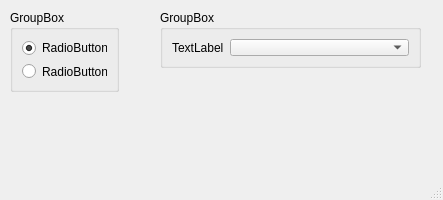
First picture: the form in Qt_programming/04-Widgets/widgets/mainwindow.ui, repository BOSS-OIOKTPP/Homeworks_Netology_C_plus_plus, before the edit.
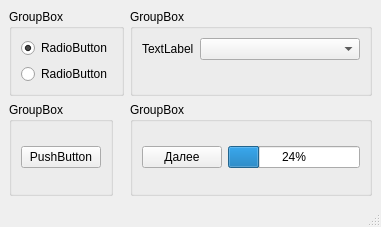
Second picture: the form after the edit.

What changed in the file:
```diff
--- a/Qt_programming/04-Widgets/widgets/mainwindow.ui
+++ b/Qt_programming/04-Widgets/widgets/mainwindow.ui
@@ -6,23 +6,17 @@
    <rect>
     <x>0</x>
     <y>0</y>
-    <width>443</width>
-    <height>200</height>
+    <width>352</width>
+    <height>227</height>
    </rect>
   </property>
   <property name="windowTitle">
    <string>MainWindow</string>
   </property>
   <widget class="QWidget" name="centralwidget">
+   <layout class="QFormLayout" name="formLayout_2">
+    <item row="0" column="0">
    <widget class="QGroupBox" name="groupBox">
-    <property name="geometry">
-     <rect>
-      <x>10</x>
-      <y>10</y>
-      <width>109</width>
-      <height>82</height>
-     </rect>
-    </property>
     <property name="title">
      <string>GroupBox</string>
     </property>
@@ -46,15 +40,9 @@
      </item>
     </layout>
    </widget>
+    </item>
+    <item row="0" column="1">
    <widget class="QGroupBox" name="groupBox_2">
-    <property name="geometry">
-     <rect>
-      <x>160</x>
-      <y>10</y>
-      <width>261</width>
-      <height>58</height>
-     </rect>
-    </property>
     <property name="sizePolicy">
      <sizepolicy hsizetype="Minimum" vsizetype="Preferred">
       <horstretch>0</horstretch>
@@ -90,6 +78,73 @@
      </item>
     </layout>
    </widget>
+    </item>
+    <item row="1" column="0">
+     <widget class="QGroupBox" name="groupBox_3">
+      <property name="title">
+       <string>GroupBox</string>
+      </property>
+      <layout class="QVBoxLayout" name="verticalLayout_3">
+       <item>
+        <widget class="QPushButton" name="pushButton">
+         <property name="text">
+          <string>PushButton</string>
+         </property>
+        </widget>
+       </item>
+      </layout>
+     </widget>
+    </item>
+    <item row="1" column="1">
+     <widget class="QGroupBox" name="groupBox_4">
+      <property name="title">
+       <string>GroupBox</string>
+      </property>
+      <layout class="QFormLayout" name="formLayout_3">
+       <item row="1" column="0">
+        <widget class="QPushButton" name="pushButton_2">
+         <property name="text">
+          <string>Далее</string>
+         </property>
+        </widget>
+       </item>
+       <item row="1" column="1">
+        <widget class="QProgressBar" name="progressBar">
+         <property name="value">
+          <number>24</number>
+         </property>
+        </widget>
+       </item>
+       <item row="0" column="0">
+        <spacer name="verticalSpacer">
+         <property name="orientation">
+          <enum>Qt::Vertical</enum>
+         </property>
+         <property name="sizeHint" stdset="0">
+          <size>
+           <width>20</width>
+           <height>40</height>
+          </size>
+         </property>
+        </spacer>
+       </item>
+       <item row="2" column="0">
+        <spacer name="verticalSpacer_2">
+         <property name="orientation">
+          <enum>Qt::Vertical</enum>
+         </property>
+         <property name="sizeHint" stdset="0">
+          <size>
+           <width>20</width>
+           <height>40</height>
+          </size>
+         </property>
+        </spacer>
+       </item>
+      </layout>
+     </widget>
+    </item>
+   </layout>
   </widget>
   <widget class="QMenuBar" name="menubar">
    <property name="geometry">
```
Left out of the diff: 6 changed lines with no effect on the pictures. Lines whose indentation alone changed are shown as unchanged.
